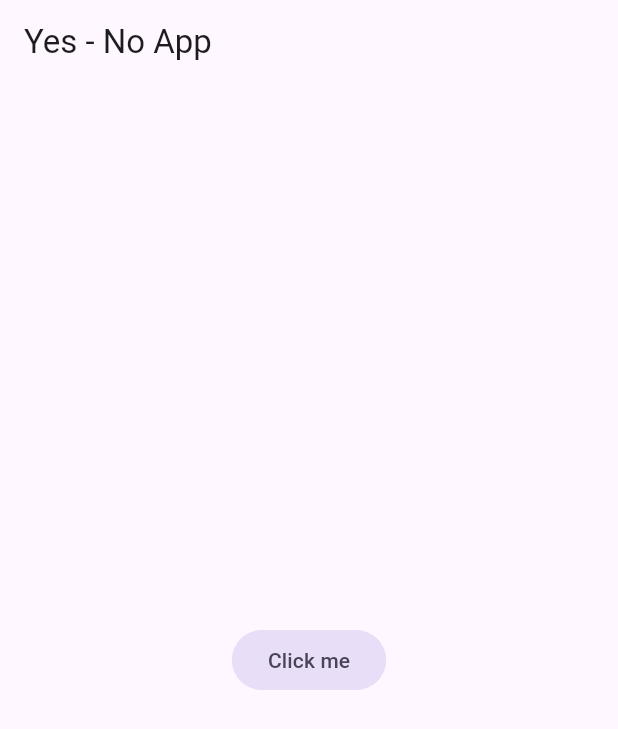
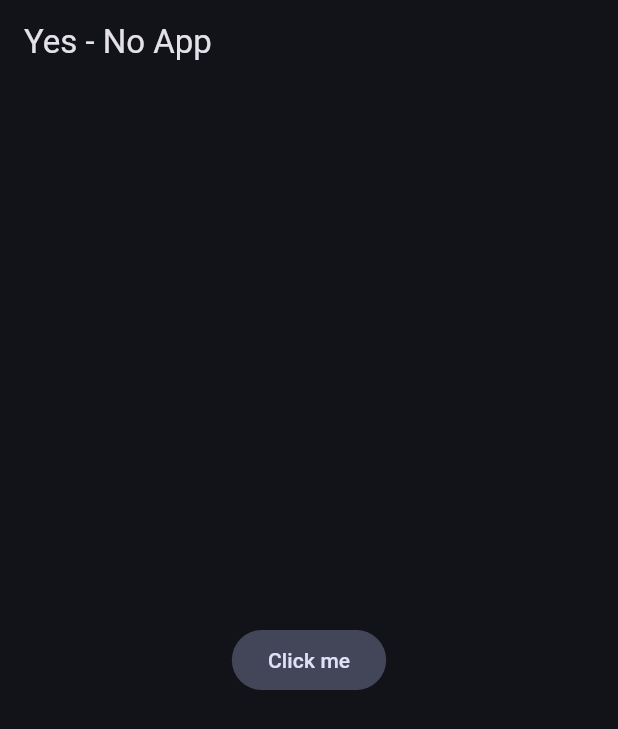
Before and after one commit to fermolanoc/yes_no_app, a Flutter app: the screen it shows after launch, on a phone screen of 412 x 824 dp. Shown: the top 729 px of the screen. Run offline on Flutter 3.47's test engine with Material 3 defaults, Android fonts, the phone set to English and light mode, and no system bars.

Commit message:
Initial theme config

```diff
--- /dev/null
+++ b/lib/config/theme/app_theme.dart
@@ -0,0 +1,26 @@
+import 'package:flutter/material.dart';
+
+const Color _customColor = Color(0xFF49149F);
+const List<Color> _colorThemes = [
+  _customColor,
+  Colors.blue,
+  Colors.teal,
+  Colors.green,
+  Colors.indigo,
+  Colors.pink
+];
+
+class AppTheme {
+  final int selectedColor;
+  final Brightness brightness;
+
+  AppTheme({this.selectedColor = 0, this.brightness = Brightness.light})
+      : assert(selectedColor >= 0 && selectedColor < _colorThemes.length,
+            'Color index must be between 0 and ${_colorThemes.length - 1}');
+  ThemeData theme() {
+    return ThemeData(
+        useMaterial3: true,
+        colorSchemeSeed: _colorThemes[selectedColor],
+        brightness: brightness);
+  }
+}
--- a/lib/main.dart
+++ b/lib/main.dart
@@ -1,4 +1,5 @@
 import 'package:flutter/material.dart';
+import 'package:yes_no_app/config/theme/app_theme.dart';
 
 void main() {
   runApp(const MyApp());
@@ -11,6 +12,7 @@ class MyApp extends StatelessWidget {
   Widget build(BuildContext context) {
     return MaterialApp(
       debugShowCheckedModeBanner: false,
+      theme: AppTheme(selectedColor: 4, brightness: Brightness.dark).theme(),
       home: Scaffold(
           appBar: AppBar(
             title: const Text('Yes - No App'),
```
